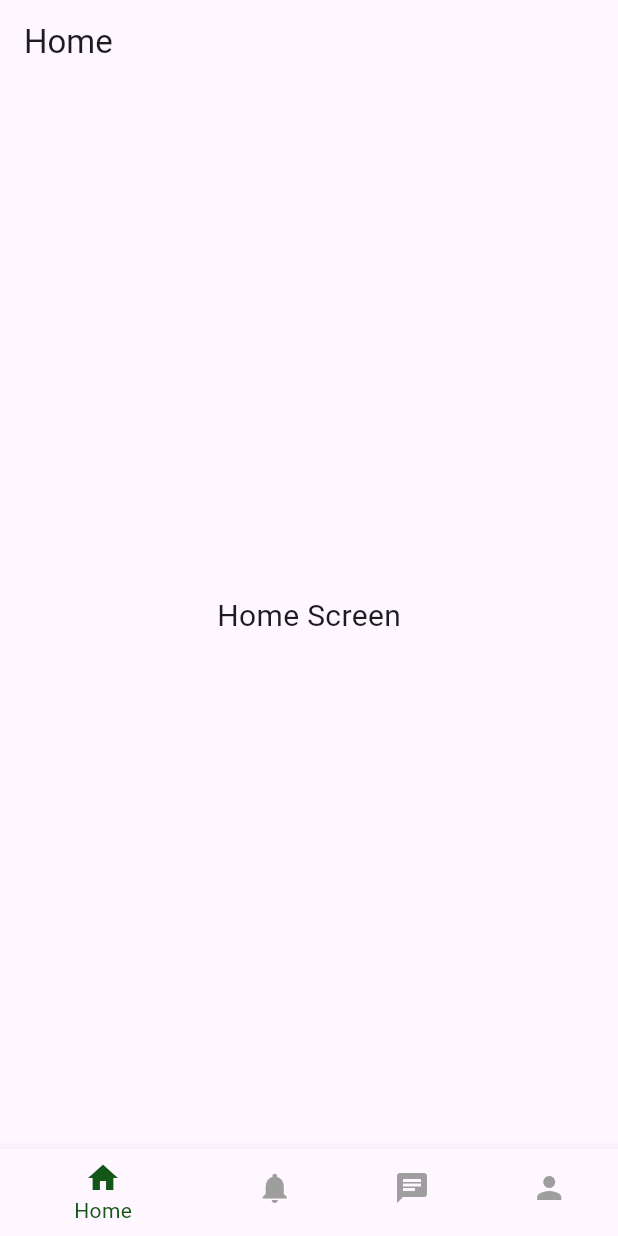
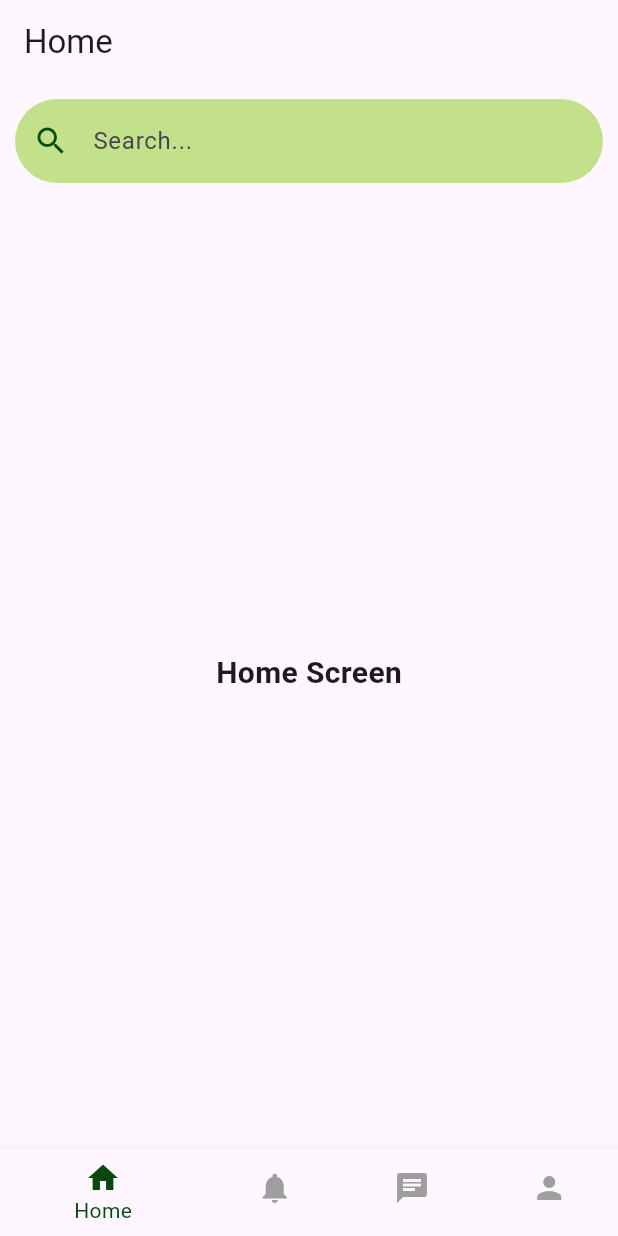
Before and after one commit to farmlink9633/farmlink, a Flutter app: the screen it shows after launch, on a phone screen of 412 x 824 dp. Run offline on Flutter 3.47's test engine with Material 3 defaults, Android fonts, the phone set to English and light mode, and no system bars; our stand-ins replace google_fonts, image_picker, permission_handler, shared_preferences.

Commit message:
officerhomescreen

```diff
--- a/lib/main.dart
+++ b/lib/main.dart
@@ -3,6 +3,7 @@
 import 'package:farmlink/authscreens/splashscreen.dart';
 import 'package:farmlink/officer/officer_admin_add_screen.dart';
 import 'package:farmlink/officer/officer_rootscreen.dart';
+import 'package:farmlink/officer/officerprofilescreen.dart';
 import 'package:flutter/material.dart';
 
 void main() {
@@ -18,7 +19,7 @@
     return MaterialApp(
       debugShowCheckedModeBanner: false,
 
-      home:OfficerRootScreen ()
+      home: OfficerRootScreen()
     );
   }
 }
--- a/lib/officer/officer_admin_add_screen.dart
+++ b/lib/officer/officer_admin_add_screen.dart
@@ -89,7 +89,7 @@ class _OfficerRegistrationScreenState extends State<OfficerRegistrationScreen> {
   @override
   Widget build(BuildContext context) {
     return Scaffold(
-      backgroundColor: Colors.green[50], // Light green background
+      backgroundColor: Colors.white,
       appBar: AppBar(
         backgroundColor: const Color.fromARGB(255, 14, 53, 16),
         elevation: 0,
--- a/lib/officer/officer_rootscreen.dart
+++ b/lib/officer/officer_rootscreen.dart
@@ -46,7 +46,7 @@ class _OfficerRootScreenState extends State<OfficerRootScreen> {
       bottomNavigationBar: BottomNavigationBar(
         currentIndex: _selectedIndex,
         onTap: _onItemTapped,
-        selectedItemColor: const Color.fromARGB(255, 20, 85, 24),
+        selectedItemColor: const Color.fromARGB(255, 9, 72, 13),
         unselectedItemColor: Colors.grey,
         backgroundColor: Colors.white,
         items: [
@@ -60,13 +60,64 @@ class _OfficerRootScreenState extends State<OfficerRootScreen> {
   }
 }
 
-// Placeholder Screens
-class HomeScreen extends StatelessWidget {
+// Home Screen with Search Bar
+class HomeScreen extends StatefulWidget {
+  @override
+  _HomeScreenState createState() => _HomeScreenState();
+}
+
+class _HomeScreenState extends State<HomeScreen> {
+  TextEditingController _searchController = TextEditingController();
+  String searchQuery = "";
+
   @override
   Widget build(BuildContext context) {
     return Scaffold(
       appBar: AppBar(title: Text('Home')),
-      body: Center(child: Text('Home Screen', style: TextStyle(fontSize: 20))),
+      body: Column(
+        children: [
+          Padding(
+            padding: const EdgeInsets.all(10.0),
+            child: TextField(
+              controller: _searchController,
+              onChanged: (value) {
+                setState(() {
+                  searchQuery = value;
+                });
+              },
+              decoration: InputDecoration(
+                hintText: 'Search...',
+                prefixIcon: Icon(Icons.search, color: const Color.fromARGB(255, 9, 79, 12)),
+                suffixIcon: searchQuery.isNotEmpty
+                    ? IconButton(
+                        icon: Icon(Icons.clear, color: Colors.red),
+                        onPressed: () {
+                          setState(() {
+                            _searchController.clear();
+                            searchQuery = "";
+                          });
+                        },
+                      )
+                    : null,
+                filled: true,
+                fillColor: const Color.fromARGB(255, 195, 224, 139),
+                border: OutlineInputBorder(
+                  borderRadius: BorderRadius.circular(32.0),
+                  borderSide: BorderSide.none,
+                ),
+              ),
+            ),
+          ),
+          Expanded(
+            child: Center(
+              child: Text(
+                searchQuery.isEmpty ? 'Home Screen' : 'Searching for "$searchQuery"...',
+                style: TextStyle(fontSize: 20, fontWeight: FontWeight.bold),
+              ),
+            ),
+          ),
+        ],
+      ),
     );
   }
 }
@@ -76,7 +127,8 @@ class NoticeScreen extends StatelessWidget {
   Widget build(BuildContext context) {
     return Scaffold(
       appBar: AppBar(title: Text('Notices')),
-      body: Center(child: Text('Notices Screen', style: TextStyle(fontSize: 20))),
+      body: Center(child: Text('Notices Screen', style: TextStyle(fontSize: 20))
+      )
     );
   }
 }
@@ -86,7 +138,8 @@ class ChatScreen extends StatelessWidget {
   Widget build(BuildContext context) {
     return Scaffold(
       appBar: AppBar(title: Text('Chat')),
-      body: Center(child: Text('Chat Screen', style: TextStyle(fontSize: 20))),
+      body: Center(child: Text('Chat Screen', style: TextStyle(fontSize: 20))
+      )
     );
   }
 }
@@ -96,7 +149,7 @@ class ProfileScreen extends StatelessWidget {
   Widget build(BuildContext context) {
     return Scaffold(
       appBar: AppBar(title: Text('Profile')),
-      body: Center(child: Text('Profile Screen', style: TextStyle(fontSize: 20))),
+      body: Center(child: Text('Profile Screen', style: TextStyle(fontSize: 20)))
     );
   }
 }
--- a/lib/utils.dart
+++ b/lib/utils.dart
@@ -1 +1 @@
- String baseurl='https://fc8e-117-232-162-33.ngrok-free.app';
+ String baseurl='https://48cc-117-221-187-63.ngrok-free.app';
```
Also changed, not shown: lib/officer/officerprofilescreen.dart (+199 -0 lines), lib/officer/officer_chat_screen.dart (added), lib/officer/officer_notice_screen.dart (added).
